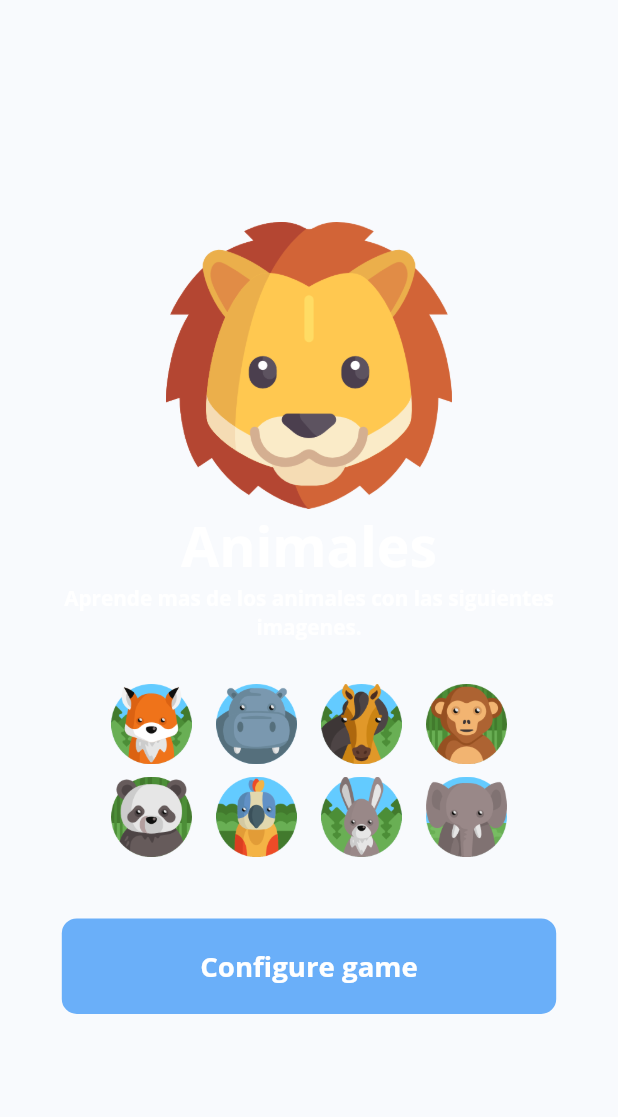
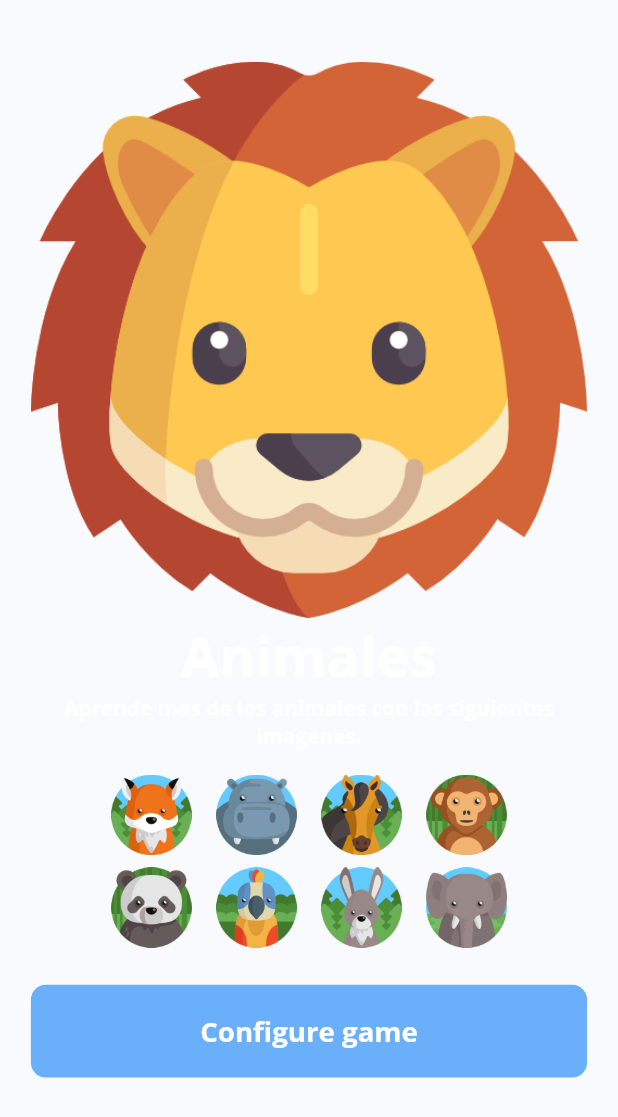
Before and after one commit to FranciscoRdz2001/memory_game_flutter_app, a Flutter app: the screen it shows after launch, after a tap on "Animales", on a phone screen of 412 x 824 dp. Shown: the top 1117 px of the screen. Run offline on Flutter 3.47's test engine with Material 2 defaults, Android fonts, the phone set to English and light mode, and no system bars; our stand-ins replace palette_generator.

Commit message:
New splash animation

```diff
--- a/lib/src/presentation/views/category_splash_page.dart
+++ b/lib/src/presentation/views/category_splash_page.dart
@@ -1,3 +1,4 @@
+import 'dart:math';
 import 'dart:ui';
 
 import 'package:flutter/material.dart';
@@ -6,6 +7,8 @@ import 'package:memoram_app/src/core/utils/custom_animation.dart';
 import 'package:memoram_app/src/core/utils/responsive.dart';
 import 'package:memoram_app/src/core/utils/styles.dart';
 import 'package:memoram_app/src/data/models/category_model.dart';
+import 'package:memoram_app/src/presentation/views/game_configuration_page.dart';
+import 'package:memoram_app/src/presentation/views/game_page.dart';
 import 'package:memoram_app/src/presentation/widgets/flexible_grid_view.dart';
 import 'package:memoram_app/src/provider/game_logic_provider.dart';
 import 'package:provider/provider.dart';
@@ -41,7 +44,6 @@ class _CategorySpashPageState extends State<CategorySpashPage> with SingleTicker
 
   void animationListener(){
     setState(() {
-
     });
   }
 
@@ -51,9 +53,12 @@ class _CategorySpashPageState extends State<CategorySpashPage> with SingleTicker
     }
 
     if(status == AnimationStatus.dismissed && _animationIsInReverse!){
-      Navigator.pushReplacementNamed(
+      Navigator.pushReplacement(
         context,
-        '/gameConfigurationPage',
+        PageRouteBuilder(
+            transitionDuration: const Duration(milliseconds: 500),
+            pageBuilder: (_, __, ___) => const GameConfigurationPage()
+        )
       );
     }
   }
@@ -76,55 +81,72 @@ class _CategorySpashPageState extends State<CategorySpashPage> with SingleTicker
     final int imagesPerRowInGrid = category.images!.length ~/ 2;
     final int rowsInGrid = category.images!.length ~/ imagesPerRowInGrid;
 
-    final double yPositionInReverse = _animationIsInReverse! ? lerpDouble(-resp.hp(38), 0, _splashAnimation.value)! : 0;
-    final double borderRadius = lerpDouble(1000, 0, _splashAnimation.value)!;
+    final double yPositionInReverse = _animationIsInReverse! ? -resp.hp(35) * (1 - _splashAnimation.value) : 0;
+
+    late final double borderRadius;
+    late final double containerWidth;
+
+    if(_animationIsInReverse!){
+      borderRadius = lerpDouble(10, 0, _splashAnimation.value)!;
+      final double maxWidth = resp.width - (resp.lPadding + resp.rPadding);
+      containerWidth = lerpDouble(maxWidth, resp.width, _splashAnimation.value)!;
+    }
+    else{
+      borderRadius = lerpDouble(1000, 0, _splashAnimation.value)!;
+      containerWidth = lerpDouble(resp.wp(50), resp.width, _splashAnimation.value)!;
+    }
+
+    final double containerHeight = lerpDouble(resp.hp(20), resp.height, _splashAnimation.value)!;
+    final double topAndBottomPadding = resp.tPadding * _splashAnimation.value;
+    final double heightBetweenBodyWidgets = (containerHeight * 0.02) * _splashAnimation.value;
 
     return Scaffold(
-      body: Transform.translate(
-        offset: Offset(0, yPositionInReverse),
-        child: Opacity(
-          opacity: _splashAnimation.value,
-          child: Transform.scale(
-            scale: _splashAnimation.value,
+      body: Center(
+        child: Transform.translate(
+          offset: Offset(0, _animationIsInReverse! ? yPositionInReverse : 0),
+          child: Hero(
+            tag: imagePath,
             child: Container(
-              height: resp.height,
-              width: resp.width,
+              height: containerHeight,
+              width: containerWidth,
+              padding: EdgeInsets.symmetric(horizontal: resp.lPadding),
               decoration: BoxDecoration(
-                color: logicProvider.category.bgColor,
+                color: category.bgColor,
                 borderRadius: BorderRadius.circular(borderRadius)
               ),
               child: Stack(
                 children: [
-                  Align(
-                    alignment: Alignment.center,
-                    child: Padding(
-                      padding: EdgeInsets.symmetric(
-                        vertical: resp.lPadding,
-                        horizontal: resp.tPadding
-                      ),
+                  Positioned.fill(
                     child: Column(
-                        crossAxisAlignment: CrossAxisAlignment.center,
-                        mainAxisAlignment: MainAxisAlignment.center,
                       children: [
-                          const Expanded(
-                            flex: 2,
-                            child: SizedBox()
-                          ),
+                        SizedBox(height: topAndBottomPadding),
                         Expanded(
-                            flex: 3,
-                            child: _splashAnimation.value > 0.2 ? Image.asset(
+                          flex: 15,
+                          child: Column(
+                            children: [
+                              Expanded(
+                                child: Image.asset(
                                   imagePath,
                                   fit: BoxFit.contain,
-                            ) : const SizedBox()
                                 ),
+                              ),
+                            ],
+                          )
+                        ),
+                        Container(
+                          height: (containerHeight * 0.5) * _splashAnimation.value,
+                          width: containerWidth,
+                          alignment: Alignment.topCenter,
+                          child: SingleChildScrollView(
+                            physics: const NeverScrollableScrollPhysics(),
+                            child: Column(
+                              children: [
                                 Text(category.title, textAlign: TextAlign.center, style: TextStyles.w700(resp.dp(4), Colors.white)),
                                 Text(category.description, textAlign: TextAlign.center, style: TextStyles.w700(resp.dp(1.5), Colors.white)),
-                          SizedBox(height: resp.separatorHeight),
-                          Expanded(
-                            flex: 2,
-                            child: SizedBox(
-                              height: resp.hp(7.5) * rowsInGrid,
-                              width: resp.wp(16) * imagesPerRowInGrid,
+                                SizedBox(height: heightBetweenBodyWidgets),
+                                SizedBox(
+                                  height: (containerHeight * 0.075) * rowsInGrid,
+                                  width: (containerWidth * 0.16) * imagesPerRowInGrid,
                                   child: Column(
                                     children: [
                                       FlexibleGridView(
@@ -142,16 +164,14 @@ class _CategorySpashPageState extends State<CategorySpashPage> with SingleTicker
                                     ],
                                   ),
                                 ),
-                          ),
-                          SizedBox(height: resp.separatorHeight),
-                          Expanded(
-                            flex: 1,
-                            child: GestureDetector(
+                                SizedBox(height: heightBetweenBodyWidgets),
+                                GestureDetector(
                                   onTap: _animationIsInReverse! ? () {} : () {
                                     _splashAnimation.reverse();
                                   },
                                   child: Container(
-                                width: resp.width,
+                                    width: containerWidth * 0.9,
+                                    height: containerHeight * 0.075,
                                     alignment: Alignment.center,
                                     decoration: BoxDecoration(
                                       color: accent,
@@ -160,15 +180,14 @@ class _CategorySpashPageState extends State<CategorySpashPage> with SingleTicker
                                     child: Text('Configure game', style: TextStyles.w700(resp.dp(2), Colors.white)),
                                   ),
                                 ),
+                              ],
                             ),
-                          const Expanded(
-                            flex: 2,
-                            child: SizedBox()
+                          ),
                         )
                       ],
                     ),
                   ),
-                  ),
+                  SizedBox(height: topAndBottomPadding),
                 ],
               ),
             ),
@@ -176,5 +195,103 @@ class _CategorySpashPageState extends State<CategorySpashPage> with SingleTicker
         ),
       ),
     );
+
+    // return Scaffold(
+    //   body: Transform.translate(
+    //     offset: Offset(0, yPositionInReverse),
+    //     child: Opacity(
+    //       opacity: _splashAnimation.value,
+    //       child: Transform.scale(
+    //         scale: _splashAnimation.value,
+    //         child: Container(
+    //           height: resp.height,
+    //           width: resp.width,
+    //           decoration: BoxDecoration(
+    //             color: logicProvider.category.bgColor,
+    //             borderRadius: BorderRadius.circular(borderRadius)
+    //           ),
+    //           child: Stack(
+    //             children: [
+    //               Align(
+    //                 alignment: Alignment.center,
+    //                 child: Padding(
+    //                   padding: EdgeInsets.symmetric(
+    //                     vertical: resp.lPadding,
+    //                     horizontal: resp.tPadding
+    //                   ),
+    //                   child: Column(
+    //                     crossAxisAlignment: CrossAxisAlignment.center,
+    //                     mainAxisAlignment: MainAxisAlignment.center,
+    //                     children: [
+    //                       const Expanded(
+    //                         flex: 2,
+    //                         child: SizedBox()
+    //                       ),
+    //                       Expanded(
+    //                         flex: 3,
+    //                         child: _splashAnimation.value > 0.2 ? Image.asset(
+    //                           imagePath,
+    //                           fit: BoxFit.contain,
+    //                         ) : const SizedBox()
+    //                       ),
+    //                       Text(category.title, textAlign: TextAlign.center, style: TextStyles.w700(resp.dp(4), Colors.white)),
+    //                       Text(category.description, textAlign: TextAlign.center, style: TextStyles.w700(resp.dp(1.5), Colors.white)),
+    //                       SizedBox(height: resp.separatorHeight),
+    //                       Expanded(
+    //                         flex: 2,
+    //                         child: SizedBox(
+    //                           height: resp.hp(7.5) * rowsInGrid,
+    //                           width: resp.wp(16) * imagesPerRowInGrid,
+    //                           child: Column(
+    //                             children: [
+    //                               FlexibleGridView(
+    //                                 crossAxisCount: imagesPerRowInGrid,
+    //                                 items: List.generate(category.images!.length, (index) {
+    //                                   return Container(
+    //                                     decoration: const BoxDecoration(
+    //                                       color: containerBG,
+    //                                       shape: BoxShape.circle,
+    //                                     ),
+    //                                     child: Image.asset(category.images![index]),
+    //                                   );
+    //                                 }),
+    //                               ),
+    //                             ],
+    //                           ),
+    //                         ),
+    //                       ),
+    //                       SizedBox(height: resp.separatorHeight),
+    //                       Expanded(
+    //                         flex: 1,
+    //                         child: GestureDetector(
+    //                           onTap: _animationIsInReverse! ? () {} : () {
+    //                             _splashAnimation.reverse();
+    //                           },
+    //                           child: Container(
+    //                             width: resp.width,
+    //                             alignment: Alignment.center,
+    //                             decoration: BoxDecoration(
+    //                               color: accent,
+    //                               borderRadius: BorderRadius.circular(10)
+    //                             ),
+    //                             child: Text('Configure game', style: TextStyles.w700(resp.dp(2), Colors.white)),
+    //                           ),
+    //                         ),
+    //                       ),
+    //                       const Expanded(
+    //                         flex: 2,
+    //                         child: SizedBox()
+    //                       )
+    //                     ],
+    //                   ),
+    //                 ),
+    //               ),
+    //             ],
+    //           ),
+    //         ),
+    //       ),
+    //     ),
+    //   ),
+    // );
   }
 }
--- a/lib/src/presentation/views/game_configuration_page.dart
+++ b/lib/src/presentation/views/game_configuration_page.dart
@@ -59,7 +59,7 @@ class _GameConfigurationPageState extends State<GameConfigurationPage> with Sing
       subTitle: 'Configure your game',
       withoutHeader: true,
       beforeTitleWidget: CustomCategoryImageContainer(
-        withoutHero: true,
+        withoutHero: false,
         flex: 1,
         path: imagePath,
         category: logicProvider.category,
--- a/lib/src/presentation/views/game_page.dart
+++ b/lib/src/presentation/views/game_page.dart
@@ -54,7 +54,7 @@ class _GamePageState extends State<GamePage> with SingleTickerProviderStateMixin
       title: logicProvider.category.title,
       subTitle: logicProvider.category.description,
       beforeTitleWidget: CustomCategoryImageContainer(
-        withoutHero: true,
+        withoutHero: false,
         flex: 1,
         path: imagePath,
         category: logicProvider.category,
--- a/lib/src/presentation/widgets/category_container.dart
+++ b/lib/src/presentation/widgets/category_container.dart
@@ -51,6 +51,7 @@ class CategoryContainer extends StatelessWidget {
               child: Column(
                 children: [
                   CustomCategoryImageContainer(
+                    withoutHero: true,
                     path: imagePath,
                     category: category,
                     flex: 13
--- a/lib/src/presentation/widgets/custom_category_image_container.dart
+++ b/lib/src/presentation/widgets/custom_category_image_container.dart
@@ -26,21 +26,23 @@ class CustomCategoryImageContainer extends StatelessWidget {
   @override
   Widget build(BuildContext context) {
 
-    return Expanded(
-      flex: flex ?? 1,
-      child: AnimatedContainer(
-        duration: const Duration(milliseconds: 250),
+    Widget getBody(){
+      return Container(
         width: double.infinity,
         decoration: BoxDecoration(
           color: category.bgColor ?? containerBG,
           borderRadius: BorderRadius.circular(10)
         ),
-        child: withoutHero != null ? Image.asset(path, fit: BoxFit.contain)
-        : Hero(
-          tag: path,
-          child: Image.asset(path, fit: BoxFit.contain)
-        )
-      )
+        child: Image.asset(path, fit: BoxFit.contain)
+      );
+    }
+
+    return Expanded(
+      flex: flex ?? 1,
+      child: withoutHero == null || (withoutHero != null && !withoutHero!) ? Hero(
+        tag: path,
+        child: getBody()
+      ) : getBody()
     );
   }
 }
--- a/lib/src/presentation/widgets/flexible_grid_view.dart
+++ b/lib/src/presentation/widgets/flexible_grid_view.dart
@@ -26,6 +26,7 @@ class FlexibleGridView extends StatelessWidget {
       child: GridView.builder(
         shrinkWrap: true,
         padding: EdgeInsets.zero,
+        clipBehavior: Clip.hardEdge,
         gridDelegate: SliverGridDelegateWithFixedCrossAxisCount(
           crossAxisCount: crossAxisCount,
           crossAxisSpacing: resp.wp(4),
```
Lines whose indentation alone changed are shown as unchanged.
